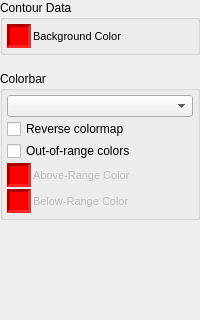
The window that src/zoo/ui/controlpane_visuals.ui (CMSM-VCU/zoo) describes before a commit, drawn with Qt 5; both pictures show x 0 to 200 and y 0 to 320 of the 200 by 630 pixel window.
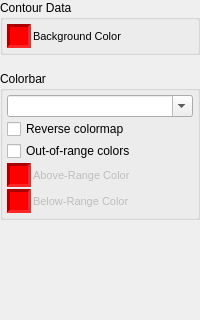
The same window after the commit.

Commit message: Add text edit with autocompletion to colormap selector

Patch:
```diff
--- a/src/zoo/ui/controlpane_visuals.ui
+++ b/src/zoo/ui/controlpane_visuals.ui
@@ -140,7 +140,11 @@
          <number>4</number>
         </property>
         <item>
-         <widget class="QComboBox" name="colormapSelector"/>
+         <widget class="QComboBox" name="colormapSelector">
+          <property name="editable">
+           <bool>true</bool>
+          </property>
+         </widget>
         </item>
         <item>
          <widget class="QCheckBox" name="reverseCheckBox">
```
The commit also changes 1 other file.
